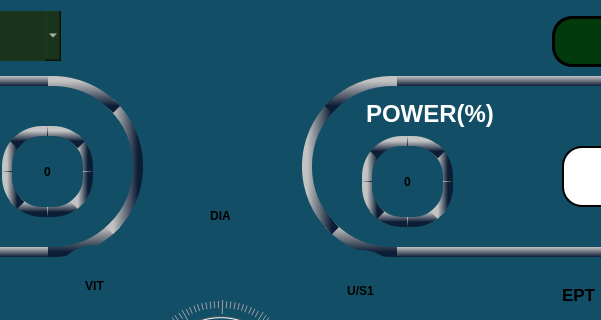
Before: the Qt Designer form mainwindow.ui in RISWANAAAA/venturiphaco, drawn with Qt 5; both pictures show x 410 to 1011 and y 0 to 320 of the 1270 by 720 pixel window.
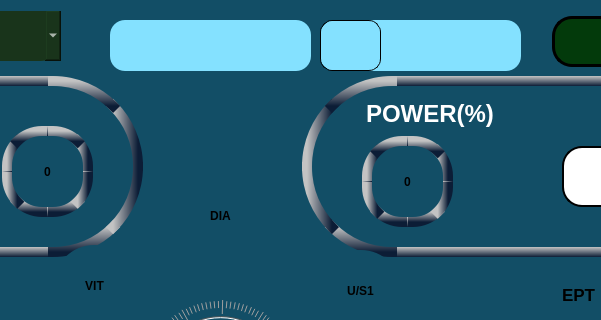
After: the same form once the commit is applied. Icons and pictures are not drawn.

Diff of the .ui file:
```diff
--- a/mainwindow.ui
+++ b/mainwindow.ui
@@ -5664,6 +5664,81 @@
      <string/>
     </property>
    </widget>
+   <widget class="QLabel" name="label_21">
+    <property name="geometry">
+     <rect>
+      <x>490</x>
+      <y>0</y>
+      <width>121</width>
+      <height>91</height>
+     </rect>
+    </property>
+    <property name="styleSheet">
+     <string notr="true">border-radius:12px;
+image: url(:/images/calendor.png);
+background-color: transparent;</string>
+    </property>
+    <property name="text">
+     <string/>
+    </property>
+   </widget>
+   <widget class="QLabel" name="label_22">
+    <property name="geometry">
+     <rect>
+      <x>730</x>
+      <y>20</y>
+      <width>61</width>
+      <height>51</height>
+     </rect>
+    </property>
+    <property name="styleSheet">
+     <string notr="true">border-radius:12px;
+image: url(:/images/clock.png);
+border:1px solid black;
+background-color: transparent;</string>
+    </property>
+    <property name="text">
+     <string/>
+    </property>
+   </widget>
+   <widget class="QLabel" name="lab_date">
+    <property name="geometry">
+     <rect>
+      <x>520</x>
+      <y>20</y>
+      <width>201</width>
+      <height>51</height>
+     </rect>
+    </property>
+    <property name="styleSheet">
+     <string notr="true">background-color: rgb(132, 225, 255);
+color: rgb(0, 0, 0);
+border-radius:15px;
+</string>
+    </property>
+    <property name="text">
+     <string/>
+    </property>
+   </widget>
+   <widget class="QLabel" name="lab_time">
+    <property name="geometry">
+     <rect>
+      <x>730</x>
+      <y>20</y>
+      <width>201</width>
+      <height>51</height>
+     </rect>
+    </property>
+    <property name="styleSheet">
+     <string notr="true">background-color: rgb(132, 225, 255);
+color: rgb(0, 0, 0);
+border-radius:15px;
+</string>
+    </property>
+    <property name="text">
+     <string/>
+    </property>
+   </widget>
    <zorder>pushButton_2</zorder>
    <zorder>comboBox</zorder>
    <zorder>label</zorder>
@@ -5708,6 +5783,10 @@
    <zorder>label_17</zorder>
    <zorder>label_18</zorder>
    <zorder>label_27</zorder>
+   <zorder>lab_date</zorder>
+   <zorder>lab_time</zorder>
+   <zorder>label_21</zorder>
+   <zorder>label_22</zorder>
   </widget>
   <widget class="QStatusBar" name="statusbar"/>
  </widget>
```
